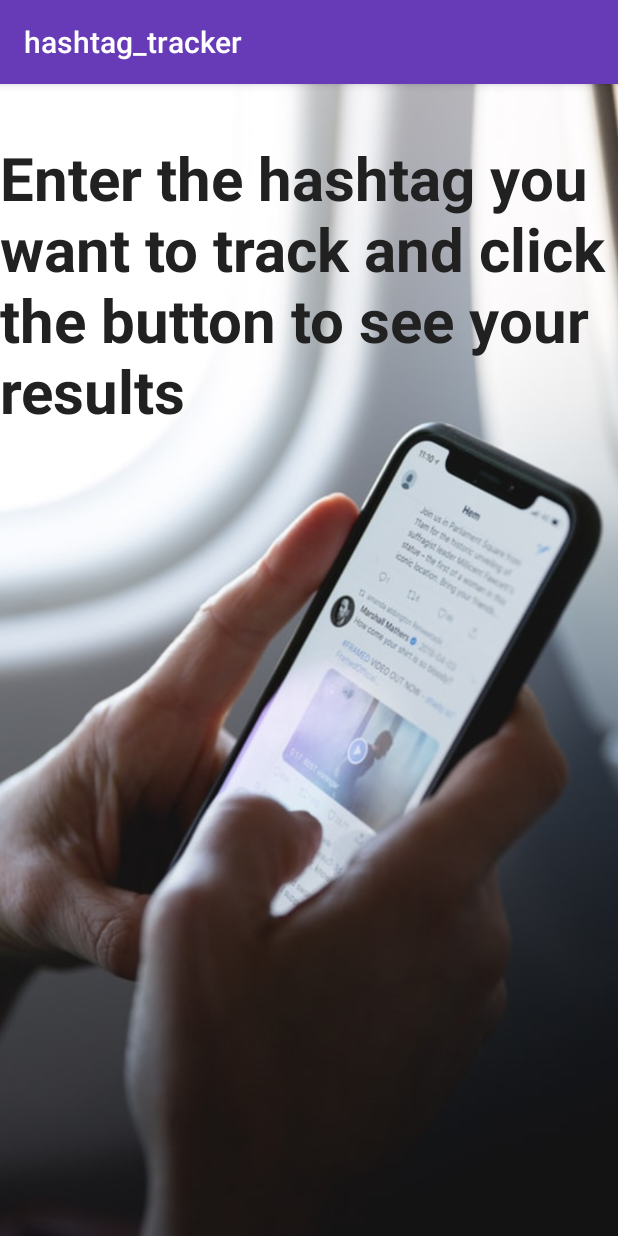
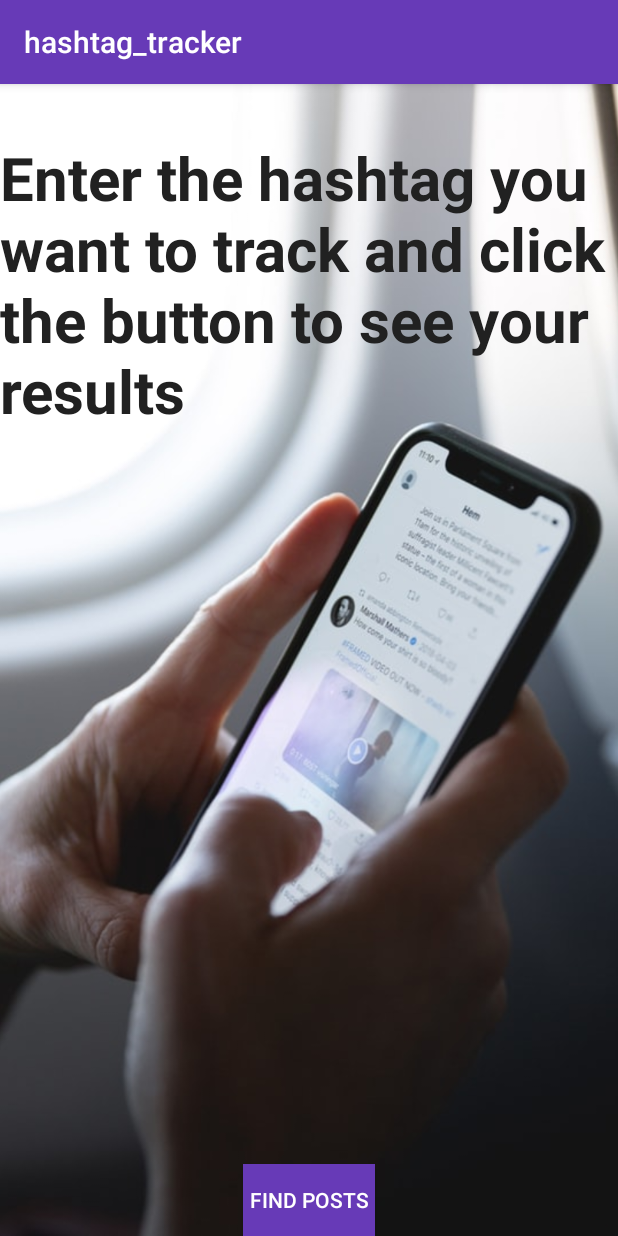
Before and after one commit to maghanga/hashtag_tracker, an Android app: the SearchHashtagActivity screen opened directly, with no data from a screen before it, on a phone screen of 412 x 824 dp. Run offline under Robolectric (Android 15) with nearby library versions, the phone set to English and light mode, and no system bars.

Commit message:
Add a button that searches the inputted hashtag to the search hashtags activity

```diff
--- a/app/src/main/res/layout/activity_search_hashtag.xml
+++ b/app/src/main/res/layout/activity_search_hashtag.xml
@@ -23,6 +23,17 @@
         android:textStyle="bold"
        />
 
+    <Button
+        android:layout_width="wrap_content"
+        android:layout_height="wrap_content"
+        android:text="Find Posts"
+        android:id="@+id/navigateToSearchButton"
+        android:layout_alignParentBottom="true"
+        android:layout_centerHorizontal="true"
+        android:background="@color/colorPrimary"
+        android:textColor="@color/colorTextIcons" />
+
+
 
 
 </RelativeLayout>
```
